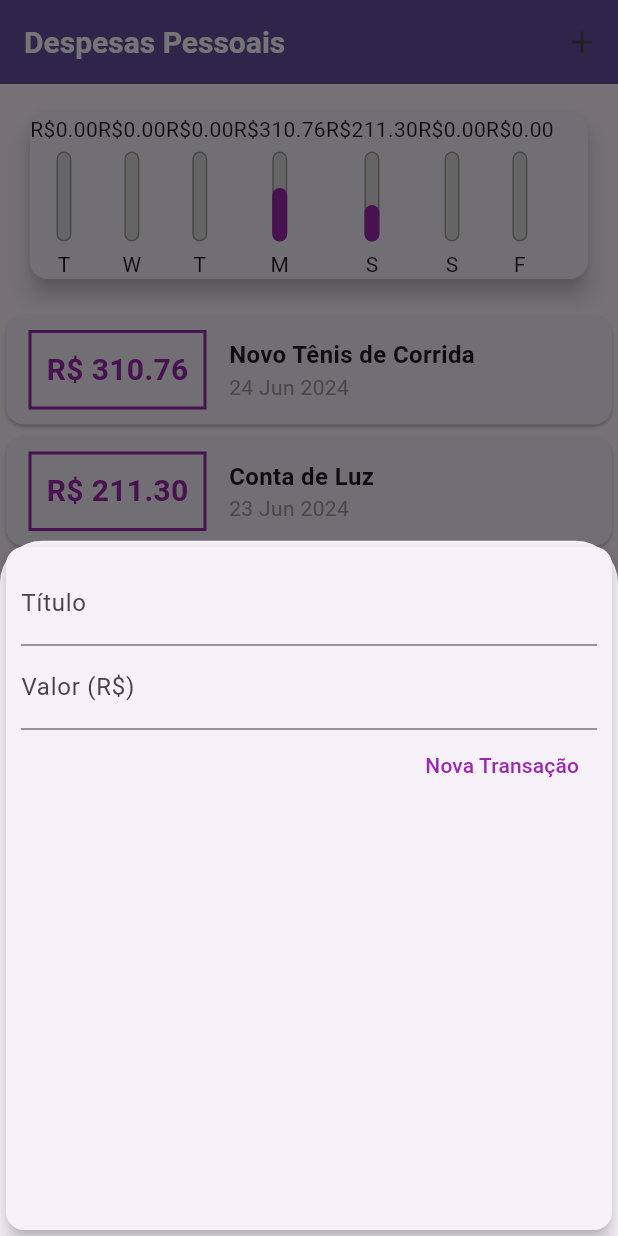
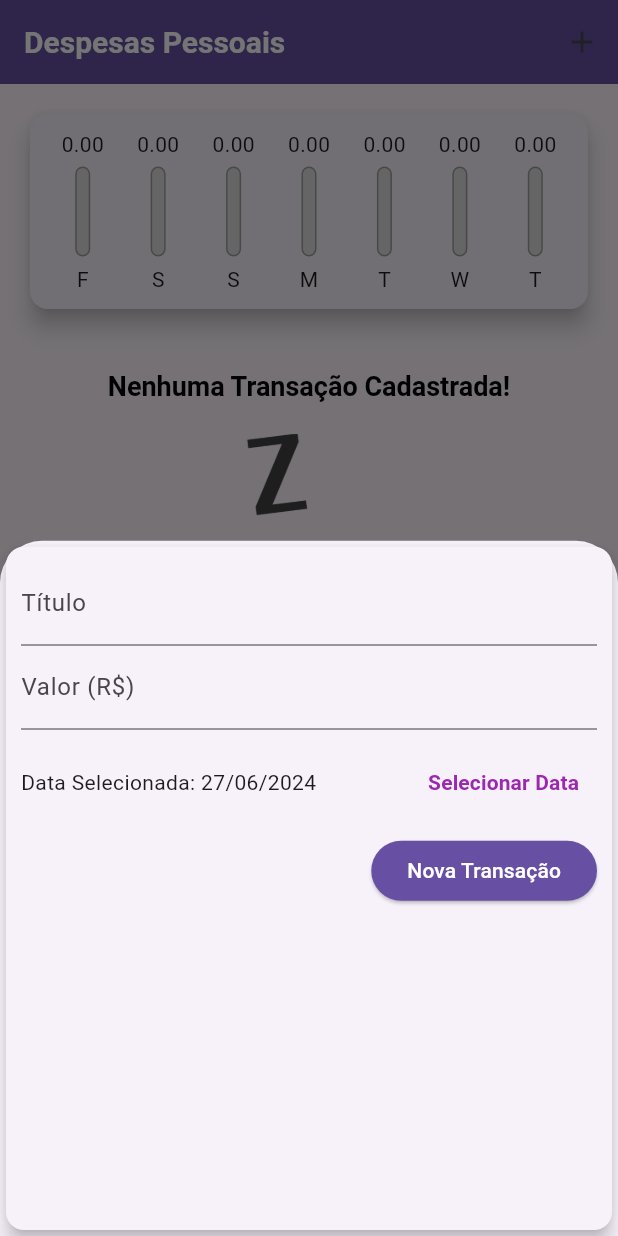
Before and after one commit to AlexOliv17/Trainee-Semana4, a Flutter app: the screen it shows after launch, after a tap on the "add" icon, on a phone screen of 412 x 824 dp. Run offline on Flutter 3.47's test engine with Material 3 defaults, Android fonts, the phone set to English and light mode, and no system bars; Roboto replaces fonts that are missing (OpenSans).

Commit message:
Finalizando gráfico e adicionando o botão de deletar transações

```diff
--- a/expenses/lib/components/chart.dart
+++ b/expenses/lib/components/chart.dart
@@ -30,7 +30,7 @@ class Chart extends StatelessWidget {
         'day': DateFormat.E().format(weekDay)[0],
         'value': totalSum,
       };
-    });
+    }).reversed.toList();
   }
 
   double get _weekTotalValue {
@@ -45,14 +45,23 @@ class Chart extends StatelessWidget {
     return Card(
       elevation: 6,
       margin: const EdgeInsets.all(20),
+      child: Padding(
+        padding: const EdgeInsets.all(10),
         child: Row(
+          mainAxisAlignment: MainAxisAlignment.spaceAround,
           children: groupedTransactions.map((tr) {
-          return ChartBar(
+            return Flexible(
+              fit: FlexFit.tight,
+              child: ChartBar(
                 label: tr['day'] as String,
                 value: tr['value'] as double,
-            percentage: (tr['value'] as double) / _weekTotalValue,
+                percentage: _weekTotalValue == 0
+                    ? 0
+                    : (tr['value'] as double) / _weekTotalValue,
+              ),
             );
           }).toList(),
+        ),
       ),
     );
   }
--- a/expenses/lib/components/chart_bar.dart
+++ b/expenses/lib/components/chart_bar.dart
@@ -16,7 +16,14 @@ class ChartBar extends StatelessWidget {
   Widget build(BuildContext context) {
     return Column(
       children: [
-        Text('R\$${value!.toStringAsFixed(2)}'),
+        Container(
+          height: 20,
+          child: FittedBox(
+            child: Text(
+              '${value!.toStringAsFixed(2)}',
+            ),
+          ),
+        ),
         const SizedBox(height: 5),
         SizedBox(
           height: 60,
--- a/expenses/lib/components/transaction_form.dart
+++ b/expenses/lib/components/transaction_form.dart
@@ -1,7 +1,8 @@
 import 'package:flutter/material.dart';
+import 'package:intl/intl.dart';
 
 class TransactionForm extends StatefulWidget {
-  final void Function(String, double) onSubmit;
+  final void Function(String, double, DateTime) onSubmit;
 
   const TransactionForm(this.onSubmit, {Key? key}) : super(key: key);
 
@@ -10,19 +11,36 @@ class TransactionForm extends StatefulWidget {
 }
 
 class _TransactionFormState extends State<TransactionForm> {
-  final titleController = TextEditingController();
-
-  final valueController = TextEditingController();
+  final _titleController = TextEditingController();
+  final _valueController = TextEditingController();
+  DateTime? _selectedDate = DateTime.now();
 
   _submitForm() {
-    final title = titleController.text;
-    final value = double.tryParse(valueController.text) ?? 0;
+    final title = _titleController.text;
+    final value = double.tryParse(_valueController.text) ?? 0;
 
-    if (title.isEmpty || value <= 0) {
+    if (title.isEmpty || value <= 0 || _selectedDate == null) {
       return;
     }
 
-    widget.onSubmit(title, value);
+    widget.onSubmit(title, value, _selectedDate!);
+  }
+
+  _showDatePicker() {
+    showDatePicker(
+      context: context,
+      initialDate: DateTime.now(),
+      firstDate: DateTime(2019),
+      lastDate: DateTime.now(),
+    ).then((pickedDate) {
+      if (pickedDate == null) {
+        return;
+      }
+
+      setState(() {
+        _selectedDate = pickedDate;
+      });
+    });
   }
 
   @override
@@ -34,14 +52,14 @@ class _TransactionFormState extends State<TransactionForm> {
         child: Column(
           children: [
             TextField(
-              controller: titleController,
+              controller: _titleController,
               onSubmitted: (_) => _submitForm(),
               decoration: const InputDecoration(
                 labelText: 'Título',
               ),
             ),
             TextField(
-              controller: valueController,
+              controller: _valueController,
               keyboardType:
                   const TextInputType.numberWithOptions(decimal: true),
               onSubmitted: (_) => _submitForm(),
@@ -49,18 +67,44 @@ class _TransactionFormState extends State<TransactionForm> {
                 labelText: 'Valor (R\$)',
               ),
             ),
+            SizedBox(
+              height: 70,
+              child: Row(
+                children: <Widget>[
+                  Expanded(
+                    child: Text(
+                      _selectedDate == null
+                          ? 'Nenhuma data selecionada!'
+                          : 'Data Selecionada: ${DateFormat('dd/MM/y').format(_selectedDate!)}',
+                    ),
+                  ),
+                  TextButton(
+                    child: const Text(
+                      'Selecionar Data',
+                      style: TextStyle(
+                        fontWeight: FontWeight.bold,
+                      ),
+                    ),
+                    onPressed: _showDatePicker,
+                  )
+                ],
+              ),
+            ),
             Row(
               mainAxisAlignment: MainAxisAlignment.end,
               children: <Widget>[
-                TextButton(
-                  child: const Text(
+                ElevatedButton(
+                  child: Text(
                     'Nova Transação',
                     style: TextStyle(
-                      color: Colors.purple,
+                      color: Colors.white,
                     ),
                   ),
+                  style: ElevatedButton.styleFrom(
+                    backgroundColor: Theme.of(context).primaryColor,
+                  ),
                   onPressed: _submitForm,
-                )
+                ),
               ],
             ),
           ],
--- a/expenses/lib/components/transaction_list.dart
+++ b/expenses/lib/components/transaction_list.dart
@@ -1,26 +1,27 @@
-import "package:flutter/material.dart";
+import 'package:flutter/material.dart';
 import '../models/transaction.dart';
 import 'package:intl/intl.dart';
 
 class TransactionList extends StatelessWidget {
   final List<Transaction> transactions;
+  final Function(String) onRemove;
 
-  TransactionList(this.transactions);
+  const TransactionList(this.transactions, this.onRemove);
 
   @override
   Widget build(BuildContext context) {
-    return Container(
-      height: 300,
+    return SizedBox(
+      height: 530,
       child: transactions.isEmpty
           ? Column(
-              children: <Widget>[
-                SizedBox(height: 20),
+              children: [
+                const SizedBox(height: 20),
                 Text(
-                  "Nenhuma transação cadastrada!",
+                  'Nenhuma Transação Cadastrada!',
                   style: Theme.of(context).textTheme.titleLarge,
                 ),
-                SizedBox(height: 20),
-                Container(
+                const SizedBox(height: 20),
+                SizedBox(
                   height: 200,
                   child: Image.asset(
                     'assets/images/waiting.png',
@@ -34,49 +35,34 @@ class TransactionList extends StatelessWidget {
               itemBuilder: (ctx, index) {
                 final tr = transactions[index];
                 return Card(
-                  child: Row(
-                    children: <Widget>[
-                      Container(
-                        margin: EdgeInsets.symmetric(
-                          horizontal: 15,
-                          vertical: 10,
-                        ),
-                        decoration: BoxDecoration(
-                          border: Border.all(
-                            color: Colors.purple,
-                            width: 2,
-                          ),
-                        ),
-                        padding: EdgeInsets.all(10),
-                        child: Text(
-                          "R\$ ${tr.value.toStringAsFixed(2)}",
-                          style: TextStyle(
-                            fontWeight: FontWeight.bold,
-                            fontSize: 20,
-                            color: Colors.purple,
+                  elevation: 5,
+                  margin: const EdgeInsets.symmetric(
+                    vertical: 8,
+                    horizontal: 5,
+                  ),
+                  child: ListTile(
+                      leading: CircleAvatar(
+                        backgroundColor: Colors.purple,
+                        radius: 30,
+                        child: Padding(
+                          padding: const EdgeInsets.all(6),
+                          child: FittedBox(
+                            child: Text('R\$${tr.value}'),
                           ),
                         ),
                       ),
-                      Column(
-                        crossAxisAlignment: CrossAxisAlignment.start,
-                        children: <Widget>[
-                          Text(
-                            tr.title,
-                            style: TextStyle(
-                              fontSize: 16,
-                              fontWeight: FontWeight.bold,
-                            ),
-                          ),
-                          Text(
-                            DateFormat('d MMM y').format(tr.date),
-                            style: TextStyle(
-                              color: Colors.grey,
-                            ),
-                          ),
-                        ],
-                      )
-                    ],
-                  ),
+                      title: Text(
+                        tr.title,
+                        style: Theme.of(context).textTheme.titleLarge,
+                      ),
+                      subtitle: Text(
+                        DateFormat('d MMM y').format(tr.date),
+                      ),
+                      trailing: IconButton(
+                        icon: const Icon(Icons.delete),
+                        color: Theme.of(context).colorScheme.primary,
+                        onPressed: () => onRemove(tr.id),
+                      )),
                 );
               },
             ),
--- a/expenses/lib/main.dart
+++ b/expenses/lib/main.dart
@@ -45,26 +45,7 @@ class MyHomePage extends StatefulWidget {
 }
 
 class _MyHomePageState extends State<MyHomePage> {
-  final List<Transaction> _transactions = [
-    Transaction(
-      id: 't1',
-      title: 'Novo Tênis de Corrida',
-      value: 310.76,
-      date: DateTime.now().subtract(Duration(days: 3)),
-    ),
-    Transaction(
-      id: 't2',
-      title: 'Conta de Luz',
-      value: 211.30,
-      date: DateTime.now().subtract(Duration(days: 4)),
-    ),
-    Transaction(
-      id: 't3',
-      title: 'Conta de Água',
-      value: 302.30,
-      date: DateTime.now().subtract(Duration(days: 35)),
-    ),
-  ];
+  final List<Transaction> _transactions = [];
 
   List<Transaction> get _recentTransactions {
     return _transactions.where((tr) {
@@ -74,12 +55,12 @@ class _MyHomePageState extends State<MyHomePage> {
     }).toList();
   }
 
-  _addTransaction(String title, double value) {
+  _addTransaction(String title, double value, DateTime date) {
     final newTransaction = Transaction(
       id: Random().nextDouble().toString(),
       title: title,
       value: value,
-      date: DateTime.now(),
+      date: date,
     );
 
     setState(() {
@@ -87,6 +68,12 @@ class _MyHomePageState extends State<MyHomePage> {
     });
 
     Navigator.of(context).pop();
+  }
+
+  _removeTransaction(String id) {
+    setState(() {
+      _transactions.removeWhere((tr) => tr.id == id);
+    });
   }
 
   _openTransactionFormModal(BuildContext context) {
@@ -116,7 +103,7 @@ class _MyHomePageState extends State<MyHomePage> {
           crossAxisAlignment: CrossAxisAlignment.stretch,
           children: <Widget>[
             Chart(_recentTransactions),
-            TransactionList(_transactions),
+            TransactionList(_transactions, _removeTransaction),
           ],
         ),
       ),
```
Lines whose indentation alone changed are shown as unchanged.
